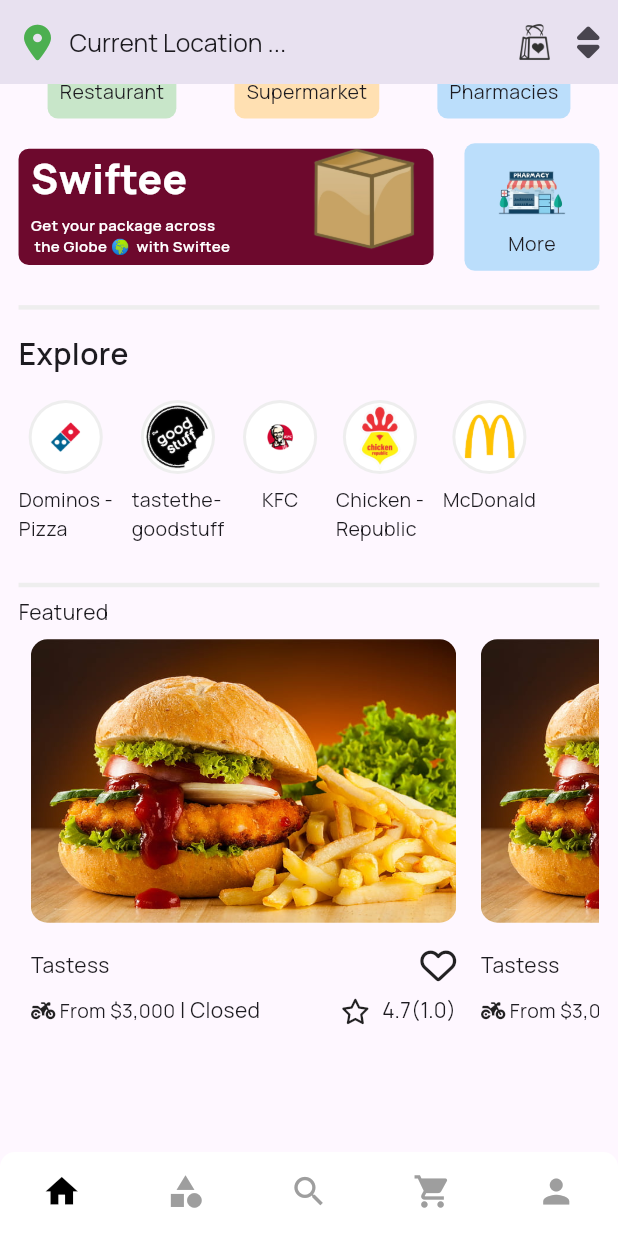
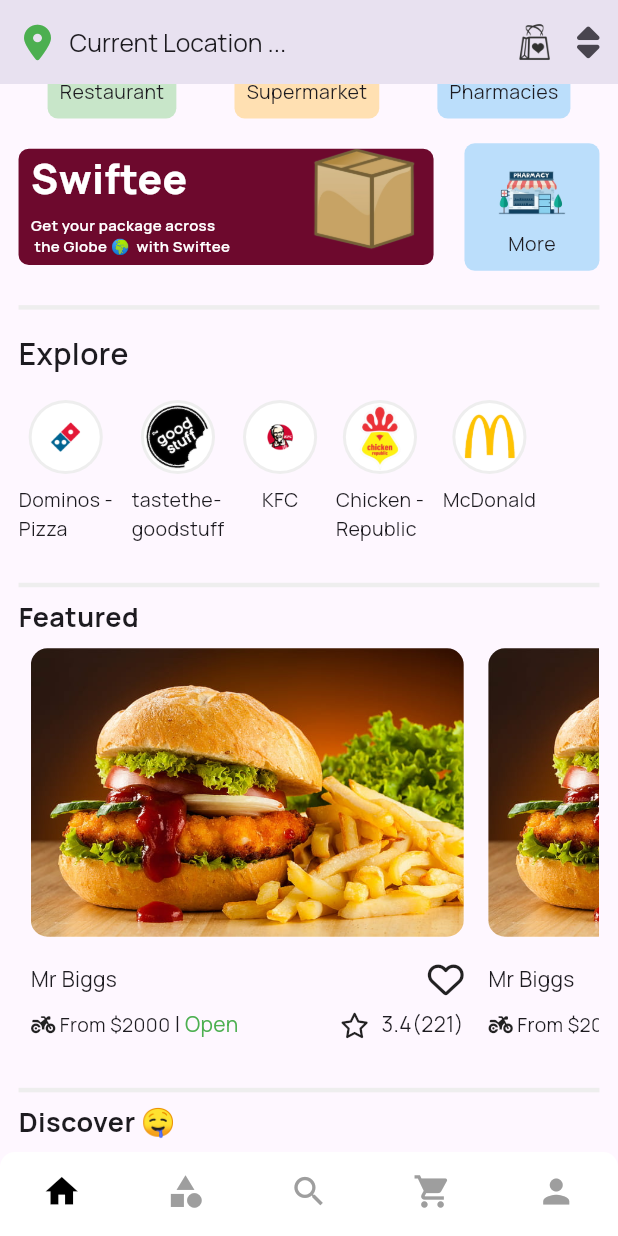
Before and after one commit to Meealley/app_user, a Flutter app: the screen it shows after launch, scrolled down 165 dp, on a phone screen of 412 x 824 dp. Run offline on Flutter 3.47's test engine with Material 3 defaults, Android fonts, the light colour scheme and no system bars; drawn by our look-alikes of persistent_bottom_nav_bar; our stand-ins replace country_picker, font_awesome_flutter, pin_code_fields, sizer.

Commit message:
started the discovery row

```diff
--- a/lib/view/featured/featured_screen.dart
+++ b/lib/view/featured/featured_screen.dart
@@ -11,6 +11,6 @@
 class _FeaturedScreenState extends State<FeaturedScreen> {
   @override
   Widget build(BuildContext context) {
-    return FeaturedWidgets();
+    return const FeaturedWidgets();
   }
 }
--- a/lib/view/featured/widgets/featured_card.dart
+++ b/lib/view/featured/widgets/featured_card.dart
@@ -8,23 +8,23 @@
   final String price;
   final String status;
   final double rating;
-  final double noOfratings;
+  final int noOfratings;
   const HorizontalCard({
-    Key? key,
+    super.key,
     required this.restuarantName,
     required this.restaurantImage,
     required this.price,
     required this.status,
     required this.rating,
     required this.noOfratings,
-  }) : super(key: key);
+  });
 
   @override
   Widget build(BuildContext context) {
     return Container(
       padding: EdgeInsets.symmetric(horizontal: 2.w),
       height: 100,
-      width: 300,
+      width: 305,
       child: Column(
         children: [
           ClipRRect(
@@ -40,7 +40,7 @@
             mainAxisAlignment: MainAxisAlignment.spaceBetween,
             children: [
               Text(restuarantName),
-              FaIcon(
+              const FaIcon(
                 FontAwesomeIcons.heart,
               )
             ],
@@ -53,23 +53,28 @@
             children: [
               Row(
                 children: [
-                  FaIcon(
+                  const FaIcon(
                     FontAwesomeIcons.motorcycle,
                     size: 13,
                   ),
                   Text(
                     " From \$$price ",
-                    style: TextStyle(
+                    style: const TextStyle(
                       fontSize: 13,
                     ),
                   ),
-                  Text("| "),
-                  Text(status),
+                  const Text("| "),
+                  Text(
+                    status,
+                    style: TextStyle(
+                      color: status == "Open" ? Colors.green : Colors.red,
+                    ),
+                  ),
                 ],
               ),
               Row(
                 children: [
-                  FaIcon(
+                  const FaIcon(
                     FontAwesomeIcons.star,
                     size: 17,
                   ),
--- /dev/null
+++ b/lib/view/featured/widgets/featured_model.dart
@@ -0,0 +1,83 @@
+class FeaturedRestaurant {
+  final String restaurantName;
+  final String restaurantImage;
+  final String price;
+  final String status;
+  final double rating;
+  final int noOfRatings;
+
+  FeaturedRestaurant(
+      {required this.restaurantName,
+      required this.restaurantImage,
+      required this.price,
+      required this.status,
+      required this.rating,
+      required this.noOfRatings});
+}
+
+List<FeaturedRestaurant> featuredRestaurants = [
+  FeaturedRestaurant(
+    restaurantImage: "assets/images/displayImg.jpeg",
+    restaurantName: "Mr Biggs",
+    price: "2000",
+    status: "Open",
+    rating: 3.4,
+    noOfRatings: 221,
+  ),
+  FeaturedRestaurant(
+    restaurantImage: "assets/images/displayImg.jpeg",
+    restaurantName: "Mr Biggs",
+    price: "2000",
+    status: "Open",
+    rating: 3.4,
+    noOfRatings: 221,
+  ),
+  FeaturedRestaurant(
+    restaurantImage: "assets/images/displayImg.jpeg",
+    restaurantName: "Mr Biggs",
+    price: "2000",
+    status: "Open",
+    rating: 3.4,
+    noOfRatings: 221,
+  ),
+  FeaturedRestaurant(
+    restaurantImage: "assets/images/displayImg.jpeg",
+    restaurantName: "Mr Biggs",
+    price: "2000",
+    status: "Closed",
+    rating: 3.4,
+    noOfRatings: 221,
+  ),
+  FeaturedRestaurant(
+    restaurantImage: "assets/images/displayImg.jpeg",
+    restaurantName: "Mr Biggs",
+    price: "4000",
+    status: "Open",
+    rating: 3.4,
+    noOfRatings: 221,
+  ),
+  FeaturedRestaurant(
+    restaurantImage: "assets/images/displayImg.jpeg",
+    restaurantName: "Mr Biggs",
+    price: "300",
+    status: "Open",
+    rating: 3.4,
+    noOfRatings: 221,
+  ),
+  FeaturedRestaurant(
+    restaurantImage: "assets/images/displayImg.jpeg",
+    restaurantName: "Mr Biggs",
+    price: "210",
+    status: "Open",
+    rating: 3.4,
+    noOfRatings: 221,
+  ),
+  FeaturedRestaurant(
+    restaurantImage: "assets/images/displayImg.jpeg",
+    restaurantName: "Mr Biggs",
+    price: "2000",
+    status: "Open",
+    rating: 3.4,
+    noOfRatings: 221,
+  ),
+];
--- a/lib/view/featured/widgets/featured_widgets.dart
+++ b/lib/view/featured/widgets/featured_widgets.dart
@@ -1,29 +1,30 @@
 import 'package:flutter/material.dart';
 import 'package:kfc/view/featured/widgets/featured_card.dart';
-import 'package:sizer/sizer.dart';
+import 'package:kfc/view/featured/widgets/featured_model.dart';
 
 class FeaturedWidgets extends StatelessWidget {
   const FeaturedWidgets({super.key});
 
   @override
   Widget build(BuildContext context) {
-    return Scaffold(
-      body: SizedBox(
-        height: 15.h,
+    return SizedBox(
+      height: 270,
+      width: double.infinity,
       child: ListView.builder(
         shrinkWrap: true,
         scrollDirection: Axis.horizontal,
-            itemCount: 5,
+        itemCount: featuredRestaurants.length,
         itemBuilder: (context, index) {
+          final restaurant = featuredRestaurants[index];
           return HorizontalCard(
-                restuarantName: "Tastess",
-                restaurantImage: "assets/images/displayImg.jpeg",
-                price: "3,000",
-                status: "Closed",
-                rating: 4.7,
-                noOfratings: 1200,
+            restuarantName: restaurant.restaurantName,
+            restaurantImage: restaurant.restaurantImage,
+            price: restaurant.price,
+            status: restaurant.status,
+            rating: restaurant.rating,
+            noOfratings: restaurant.noOfRatings,
           );
-            }),
+        },
       ),
     );
   }
--- a/lib/view/home/logistics/widgets/logistics_widgets.dart
+++ b/lib/view/home/logistics/widgets/logistics_widgets.dart
@@ -55,7 +55,7 @@
                           top: 12.h,
                           child: Row(
                             children: [
-                              Text(
+                              const Text(
                                 "Send a Package",
                                 style: TextStyle(
                                   fontSize: 17,
@@ -66,7 +66,7 @@
                               SizedBox(
                                 width: 2.w,
                               ),
-                              FaIcon(
+                              const FaIcon(
                                 FontAwesomeIcons.arrowRight,
                                 color: Colors.white,
                               )
@@ -100,14 +100,14 @@
                           top: 12.h,
                           child: Row(
                             children: [
-                              FaIcon(
+                              const FaIcon(
                                 FontAwesomeIcons.arrowLeft,
                                 color: Colors.white,
                               ),
                               SizedBox(
                                 width: 2.w,
                               ),
-                              Text(
+                              const Text(
                                 "Recieve Package",
                                 style: TextStyle(
                                   fontSize: 17,
--- a/lib/view/home/widgets/explore/explore_widgets.dart
+++ b/lib/view/home/widgets/explore/explore_widgets.dart
@@ -35,7 +35,7 @@
                   exploreData.restaurantName.length > 8
                       ? '${exploreData.restaurantName.substring(0, 8)}-\n${exploreData.restaurantName.substring(8)}'
                       : exploreData.restaurantName,
-                  style: TextStyle(
+                  style: const TextStyle(
                     fontSize: 13,
                   ),
                 ),
--- a/lib/view/home/widgets/home_widgets.dart
+++ b/lib/view/home/widgets/home_widgets.dart
@@ -1,7 +1,6 @@
 import 'package:flutter/material.dart';
 import 'package:font_awesome_flutter/font_awesome_flutter.dart';
 import 'package:kfc/view/featured/featured_screen.dart';
-import 'package:kfc/view/featured/widgets/featured_card.dart';
 import 'package:kfc/view/home/logistics/logistics_screen.dart';
 import 'package:kfc/view/home/widgets/explore/explore_widgets.dart';
 import 'package:sizer/sizer.dart';
@@ -57,7 +56,7 @@
         ],
       ),
       body: ListView(
-        physics: AlwaysScrollableScrollPhysics(),
+        physics: const AlwaysScrollableScrollPhysics(),
         padding: EdgeInsets.symmetric(
           horizontal: 3.w,
           vertical: 2.h,
@@ -269,7 +268,7 @@
           SizedBox(
             height: 1.h,
           ),
-          Text(
+          const Text(
             "Explore",
             style: TextStyle(
               fontSize: 20,
@@ -279,7 +278,7 @@
           SizedBox(
             height: 2.h,
           ),
-          ExploreWidgets(),
+          const ExploreWidgets(),
           SizedBox(
             height: 2.h,
           ),
@@ -287,53 +286,33 @@
             thickness: 3,
             color: Colors.grey.shade200,
           ),
-          Text("Featured "),
+          const Text(
+            "Featured ",
+            style: TextStyle(
+              fontSize: 18,
+              fontWeight: FontWeight.bold,
+            ),
+          ),
           SizedBox(
             height: 1.h,
           ),
           // FeaturedScreen(),
+          const FeaturedScreen(),
           SizedBox(
-            height: 400,
-            width: double.infinity,
-            child: ListView(
-              shrinkWrap: true,
-              scrollDirection: Axis.horizontal,
-              children: [
-                HorizontalCard(
-                  restuarantName: "Tastess",
-                  restaurantImage: "assets/images/displayImg.jpeg",
-                  price: "3,000",
-                  status: "Closed",
-                  rating: 4.7,
-                  noOfratings: 1,
-                ),
-                HorizontalCard(
-                  restuarantName: "Tastess",
-                  restaurantImage: "assets/images/displayImg.jpeg",
-                  price: "3,000",
-                  status: "Closed",
-                  rating: 4.7,
-                  noOfratings: 12,
-                ),
-                HorizontalCard(
-                  restuarantName: "Tastess",
-                  restaurantImage: "assets/images/displayImg.jpeg",
-                  price: "3,000",
-                  status: "Closed",
-                  rating: 4.7,
-                  noOfratings: 5,
-                ),
-                HorizontalCard(
-                  restuarantName: "Tastess",
-                  restaurantImage: "assets/images/displayImg.jpeg",
-                  price: "3,000",
-                  status: "Closed",
-                  rating: 4.7,
-                  noOfratings: 20,
-                ),
-              ],
+            height: 2.h,
+          ),
+          Divider(
+            thickness: 3,
+            color: Colors.grey.shade200,
+          ),
+
+          const Text(
+            "Discover 🤤 ",
+            style: TextStyle(
+              fontSize: 18,
+              fontWeight: FontWeight.bold,
             ),
-          )
+          ),
         ],
       ),
     );
```
Lines whose indentation alone changed are shown as unchanged.
